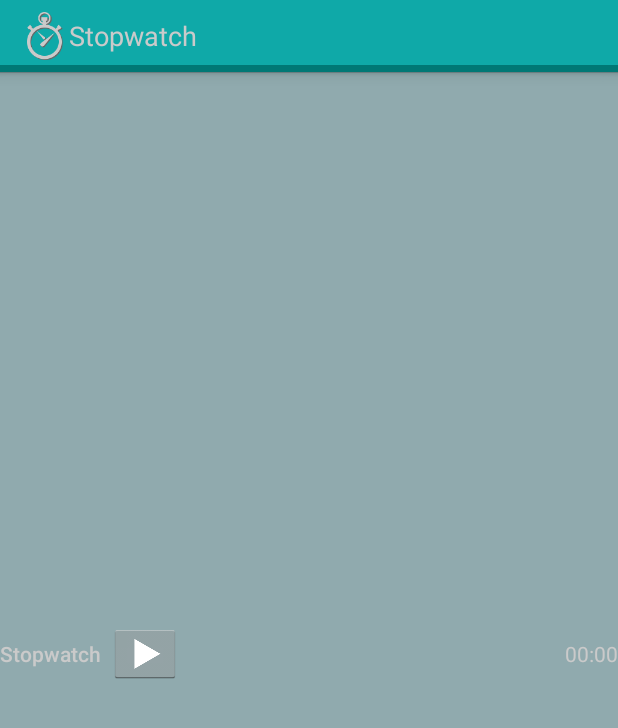
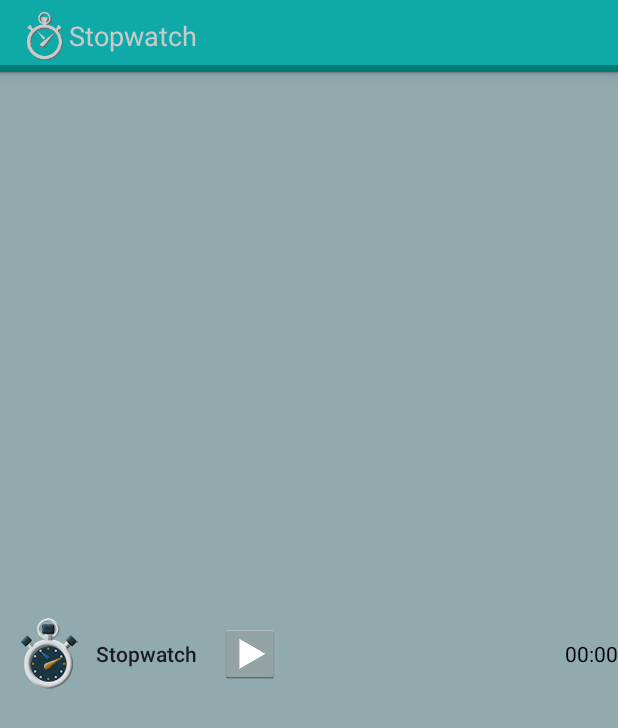
Before and after one commit to WaideShery/StopwatchTimer, an Android app: the layout pause_stopwatch_widget.xml on its own in the app's theme, with its tools: preview values and no code run, on a phone screen of 412 x 824 dp. Shown: the top 728 px of the screen. Run offline under Robolectric (Android 15) with nearby library versions, the phone set to English and light mode, and no system bars.

Commit message:
Notification play/pause button done

```diff
--- a/app/build.gradle
+++ b/app/build.gradle
@@ -3,7 +3,7 @@ apply plugin: 'com.android.application'
 android {
     signingConfigs {
         ReleaseKey {
-            storeFile file('D:\\Android\\keyssss\\stopwatchtimer.jks')
+            storeFile file('../../1_keys/stopwatchtimer.jks')
         }
     }
     compileSdkVersion 24
--- a/app/src/main/AndroidManifest.xml
+++ b/app/src/main/AndroidManifest.xml
@@ -63,6 +63,11 @@
             android:name=".PreferencesActivity"
             android:label="@string/action_settings"
             android:parentActivityName=".MainActivity" />
+
+        <service
+            android:name=".PlayPauseService"
+            android:enabled="true"
+            android:exported="false" />
     </application>
 
 </manifest>
--- a/app/src/main/res/layout/pause_stopwatch_widget.xml
+++ b/app/src/main/res/layout/pause_stopwatch_widget.xml
@@ -4,32 +4,42 @@
     android:layout_width="match_parent"
     android:layout_height="match_parent">
 
+    <ImageView
+        android:id="@+id/imageView"
+        android:layout_width="wrap_content"
+        android:layout_height="wrap_content"
+        android:layout_alignParentStart="true"
+        android:layout_centerVertical="true"
+        android:layout_margin="8dp"
+        android:src="@mipmap/ic_launcher"/>
+
     <TextView
         android:id="@+id/tvTitle"
         android:layout_width="wrap_content"
         android:layout_height="wrap_content"
         android:layout_centerVertical="true"
-        android:layout_alignParentStart="true"
+        android:layout_toEndOf="@id/imageView"
         android:text="@string/stopwatch"
-        android:textAppearance="@style/NotificationTitle"/>
+        style="@style/NotificationTitle"/>
 
     <Chronometer
+        android:id="@+id/chronometer"
+        android:textColor="#000000"
         android:layout_width="wrap_content"
         android:layout_height="wrap_content"
-        android:layout_centerVertical="true"
         android:layout_alignParentEnd="true"
-        android:textAppearance="@style/NotificationText"
-        android:id="@+id/chronometer"/>
+        style="@style/NotificationText"
+        android:layout_centerVertical="true"/>
 
     <ImageButton
-        android:id="@+id/ibPlay"
+        android:id="@+id/ibPause"
+        android:layout_width="40dp"
+        android:layout_height="40dp"
         android:layout_centerVertical="true"
+        android:layout_marginStart="15dp"
         android:layout_toEndOf="@id/tvTitle"
-        android:layout_marginStart="5dp"
-        android:src="@drawable/play_icon"
-        android:layout_width="wrap_content"
-        android:layout_height="wrap_content"/>
-
+        android:scaleType="centerCrop"
+        android:src="@drawable/play_icon"/>
 
 
 </RelativeLayout>
--- /dev/null
+++ b/app/src/main/res/values-v21/styles.xml
@@ -0,0 +1,9 @@
+<?xml version="1.0" encoding="utf-8"?>
+<resources>
+
+    <style name="NotificationText" parent="@android:style/TextAppearance.Material.Notification"/>
+
+    <style name="NotificationTitle" parent="@android:style/TextAppearance.Material.Notification.Title"/>
+
+
+</resources>
--- a/app/src/main/res/values/styles.xml
+++ b/app/src/main/res/values/styles.xml
@@ -18,7 +18,7 @@
         <item name="android:windowIsFloating">true</item>
     </style>
 
+    <style name="NotificationText" parent="android:TextAppearance.StatusBar.EventContent" />
     <style name="NotificationTitle" parent="android:TextAppearance.StatusBar.EventContent.Title" />
-    <style name="NotificationText" parent="android:TextAppearance.StatusBar.EventContent" />
 
 </resources>
--- a/neirdialogs/build.gradle
+++ b/neirdialogs/build.gradle
@@ -3,7 +3,7 @@ apply plugin: 'com.android.library'
 android {
     signingConfigs {
         ReleaseKey {
-            storeFile file('D:\\Android\\keyssss\\stopwatchtimer.jks')
+            storeFile file('../../1_keys/stopwatchtimer.jks')
         }
     }
     compileSdkVersion 23
```
Also changed, not shown: app/src/main/java/com/neirx/stopwatchtimer/MainActivity.java (+16 -12 lines), app/src/main/java/com/neirx/stopwatchtimer/PlayPauseService.java (+52 -11 lines), app/src/main/res/layout/play_stopwatch_widget.xml (+20 -10 lines), app/src/main/res/mipmap-hdpi/ic_launcher.png, app/src/main/res/mipmap-mdpi/ic_launcher.png, app/src/main/res/mipmap-xhdpi/ic_launcher.png, app/src/main/res/mipmap-xxhdpi/ic_launcher.png, app/src/main/res/mipmap-xxxhdpi/ic_launcher.png (added), 3 other files.
